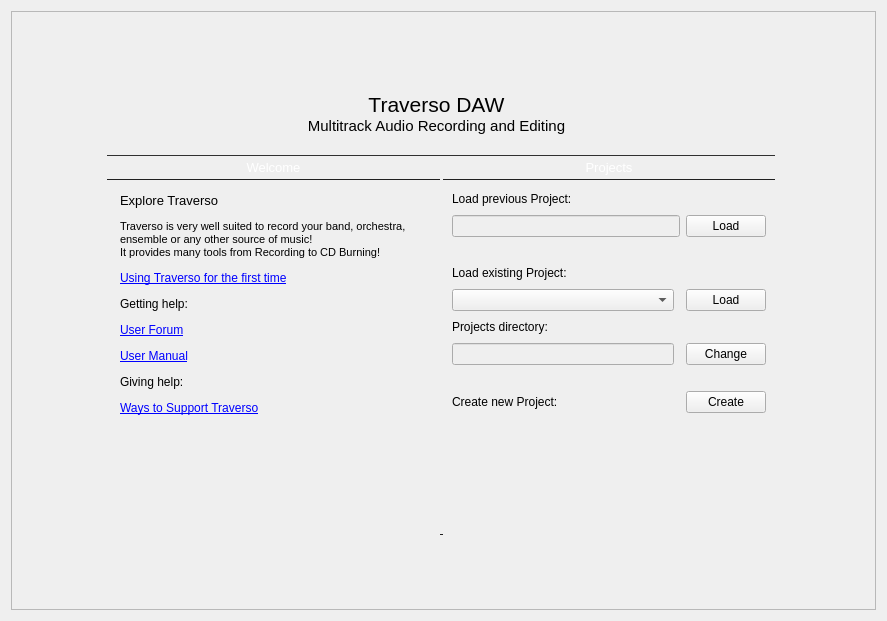
Before: the Qt Designer form src/traverso/ui/WelcomeWidget.ui in ErwanLegrand/Traverso-DAW, drawn with Qt 5.
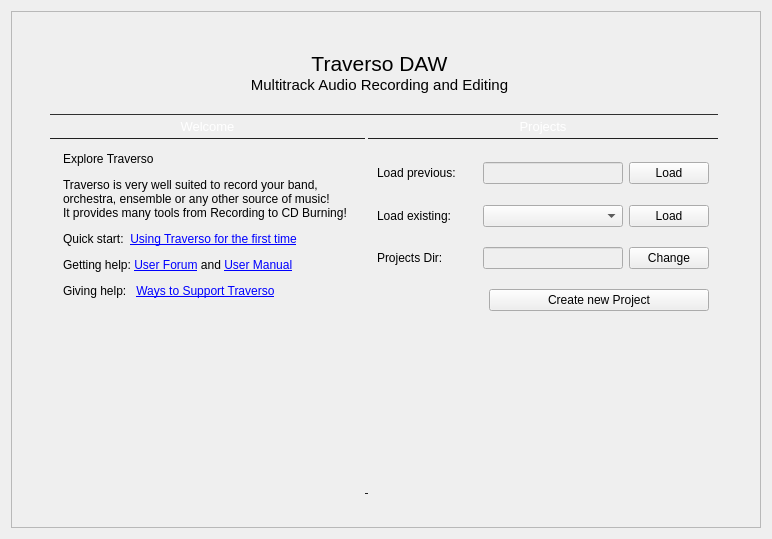
After: the same form once the commit is applied. Icons and pictures are not drawn.

Commit message: tidy up the welcome widget a bit

```diff
--- a/src/traverso/ui/WelcomeWidget.ui
+++ b/src/traverso/ui/WelcomeWidget.ui
@@ -6,8 +6,8 @@
    <rect>
     <x>0</x>
     <y>0</y>
-    <width>887</width>
-    <height>621</height>
+    <width>772</width>
+    <height>539</height>
    </rect>
   </property>
   <property name="palette">
@@ -64,8 +64,8 @@
        <rect>
         <x>0</x>
         <y>0</y>
-        <width>865</width>
-        <height>599</height>
+        <width>758</width>
+        <height>525</height>
        </rect>
       </property>
       <layout class="QHBoxLayout" name="horizontalLayout_2">
@@ -322,14 +322,11 @@
 &lt;table border=&quot;0&quot; style=&quot;-qt-table-type: root; margin-top:4px; margin-bottom:4px; margin-left:4px; margin-right:4px;&quot;&gt;
 &lt;tr&gt;
 &lt;td style=&quot;border: none;&quot;&gt;
-&lt;p style=&quot; margin-top:12px; margin-bottom:12px; margin-left:0px; margin-right:0px; -qt-block-indent:0; text-indent:0px;&quot;&gt;&lt;span style=&quot; font-family:'DejaVu Sans'; font-size:10pt;&quot;&gt;Explore Traverso&lt;/span&gt;&lt;/p&gt;
-&lt;p style=&quot; margin-top:12px; margin-bottom:12px; margin-left:0px; margin-right:0px; -qt-block-indent:0; text-indent:0px;&quot;&gt;&lt;span style=&quot; font-family:'DejaVu Sans'; font-size:8pt;&quot;&gt;Traverso is very well suited to record your band, orchestra, ensemble or any other source of music!&lt;/span&gt;&lt;span style=&quot; font-family:'DejaVu Sans'; font-size:8pt;&quot;&gt;&lt;br /&gt;&lt;/span&gt;&lt;span style=&quot; font-family:'DejaVu Sans'; font-size:8pt;&quot;&gt;It provides many tools from Recording to CD Burning!&lt;/span&gt;&lt;/p&gt;
-&lt;p style=&quot; margin-top:12px; margin-bottom:12px; margin-left:0px; margin-right:0px; -qt-block-indent:0; text-indent:0px;&quot;&gt;&lt;a href=&quot;http://traverso-daw.org/FirstTime&quot;&gt;&lt;span style=&quot; font-family:'DejaVu Sans'; text-decoration: underline; color:#0000ff;&quot;&gt;Using Traverso for the first time&lt;/span&gt;&lt;/a&gt;&lt;/p&gt;
-&lt;p style=&quot; margin-top:12px; margin-bottom:12px; margin-left:0px; margin-right:0px; -qt-block-indent:0; text-indent:0px;&quot;&gt;&lt;span style=&quot; font-family:'DejaVu Sans';&quot;&gt;Getting help:&lt;/span&gt;&lt;/p&gt;
-&lt;p style=&quot; margin-top:12px; margin-bottom:12px; margin-left:0px; margin-right:0px; -qt-block-indent:0; text-indent:0px;&quot;&gt;&lt;a href=&quot;http://traverso-daw.org/forum/&quot;&gt;&lt;span style=&quot; font-family:'DejaVu Sans'; text-decoration: underline; color:#0000ff;&quot;&gt;User Forum&lt;/span&gt;&lt;/a&gt;&lt;/p&gt;
-&lt;p style=&quot; margin-top:12px; margin-bottom:12px; margin-left:0px; margin-right:0px; -qt-block-indent:0; text-indent:0px;&quot;&gt;&lt;a href=&quot;http://traverso-daw.org/UserManual&quot;&gt;&lt;span style=&quot; font-family:'DejaVu Sans'; text-decoration: underline; color:#0000ff;&quot;&gt;User Manual&lt;/span&gt;&lt;/a&gt;&lt;/p&gt;
-&lt;p style=&quot; margin-top:12px; margin-bottom:12px; margin-left:0px; margin-right:0px; -qt-block-indent:0; text-indent:0px;&quot;&gt;&lt;span style=&quot; font-family:'DejaVu Sans';&quot;&gt;Giving help:&lt;/span&gt;&lt;/p&gt;
-&lt;p style=&quot; margin-top:12px; margin-bottom:12px; margin-left:0px; margin-right:0px; -qt-block-indent:0; text-indent:0px;&quot;&gt;&lt;a href=&quot;http://traverso-daw.org/Support&quot;&gt;&lt;span style=&quot; font-family:'DejaVu Sans'; text-decoration: underline; color:#0000ff;&quot;&gt;Ways to Support Traverso&lt;/span&gt;&lt;/a&gt;&lt;/p&gt;&lt;/td&gt;&lt;/tr&gt;&lt;/table&gt;&lt;/body&gt;&lt;/html&gt;</string>
+&lt;p style=&quot; margin-top:12px; margin-bottom:12px; margin-left:0px; margin-right:0px; -qt-block-indent:0; text-indent:0px;&quot;&gt;&lt;span style=&quot; font-family:'DejaVu Sans';&quot;&gt;Explore Traverso&lt;/span&gt;&lt;/p&gt;
+&lt;p style=&quot; margin-top:12px; margin-bottom:12px; margin-left:0px; margin-right:0px; -qt-block-indent:0; text-indent:0px;&quot;&gt;&lt;span style=&quot; font-family:'DejaVu Sans';&quot;&gt;Traverso is very well suited to record your band, orchestra, ensemble or any other source of music!&lt;br /&gt;It provides many tools from Recording to CD Burning!&lt;/span&gt;&lt;/p&gt;
+&lt;p style=&quot; margin-top:12px; margin-bottom:12px; margin-left:0px; margin-right:0px; -qt-block-indent:0; text-indent:0px;&quot;&gt;&lt;span style=&quot; font-family:'DejaVu Sans';&quot;&gt;Quick start:  &lt;/span&gt;&lt;a href=&quot;http://traverso-daw.org/FirstTime&quot;&gt;&lt;span style=&quot; font-family:'DejaVu Sans'; text-decoration: underline; color:#0000ff;&quot;&gt;Using Traverso for the first time&lt;/span&gt;&lt;/a&gt;&lt;/p&gt;
+&lt;p style=&quot; margin-top:12px; margin-bottom:12px; margin-left:0px; margin-right:0px; -qt-block-indent:0; text-indent:0px;&quot;&gt;&lt;span style=&quot; font-family:'DejaVu Sans';&quot;&gt;Getting help: &lt;/span&gt;&lt;a href=&quot;http://traverso-daw.org/forum/&quot;&gt;&lt;span style=&quot; font-family:'DejaVu Sans'; text-decoration: underline; color:#0000ff;&quot;&gt;User Forum&lt;/span&gt;&lt;/a&gt; and &lt;a href=&quot;http://traverso-daw.org/UserManual&quot;&gt;&lt;span style=&quot; font-family:'DejaVu Sans'; text-decoration: underline; color:#0000ff;&quot;&gt;User Manual&lt;/span&gt;&lt;/a&gt; &lt;/p&gt;
+&lt;p style=&quot; margin-top:12px; margin-bottom:12px; margin-left:0px; margin-right:0px; -qt-block-indent:0; text-indent:0px;&quot;&gt;&lt;span style=&quot; font-family:'DejaVu Sans';&quot;&gt;Giving help:   &lt;/span&gt;&lt;a href=&quot;http://traverso-daw.org/Support&quot;&gt;&lt;span style=&quot; font-family:'DejaVu Sans'; text-decoration: underline; color:#0000ff;&quot;&gt;Ways to Support Traverso&lt;/span&gt;&lt;/a&gt;&lt;/p&gt;&lt;/td&gt;&lt;/tr&gt;&lt;/table&gt;&lt;/body&gt;&lt;/html&gt;</string>
                    </property>
                    <property name="openExternalLinks">
                     <bool>true</bool>
@@ -431,32 +428,69 @@
                 </property>
                 <layout class="QVBoxLayout" name="verticalLayout">
                  <item>
-                  <layout class="QGridLayout" name="gridLayout_2">
-                   <item row="0" column="0" colspan="2">
+                  <spacer name="verticalSpacer_5">
+                   <property name="orientation">
+                    <enum>Qt::Vertical</enum>
+                   </property>
+                   <property name="sizeType">
+                    <enum>QSizePolicy::MinimumExpanding</enum>
+                   </property>
+                   <property name="sizeHint" stdset="0">
+                    <size>
+                     <width>20</width>
+                     <height>4</height>
+                    </size>
+                   </property>
+                  </spacer>
+                 </item>
+                 <item>
+                  <layout class="QHBoxLayout" name="horizontalLayout_3">
+                   <item>
                     <widget class="QLabel" name="previousProjectLabel">
+                     <property name="minimumSize">
+                      <size>
+                       <width>100</width>
+                       <height>0</height>
+                      </size>
+                     </property>
                      <property name="text">
                       <string>&lt;!DOCTYPE HTML PUBLIC &quot;-//W3C//DTD HTML 4.0//EN&quot; &quot;http://www.w3.org/TR/REC-html40/strict.dtd&quot;&gt;
 &lt;html&gt;&lt;head&gt;&lt;meta name=&quot;qrichtext&quot; content=&quot;1&quot; /&gt;&lt;style type=&quot;text/css&quot;&gt;
 p, li { white-space: pre-wrap; }
-&lt;/style&gt;&lt;/head&gt;&lt;body style=&quot; font-family:'DejaVu Sans'; font-size:8pt; font-weight:400; font-style:normal;&quot;&gt;
-&lt;p style=&quot; margin-top:0px; margin-bottom:0px; margin-left:0px; margin-right:0px; -qt-block-indent:0; text-indent:0px;&quot;&gt;&lt;span style=&quot; font-size:9pt;&quot;&gt;Load previous Project:&lt;/span&gt;&lt;/p&gt;&lt;/body&gt;&lt;/html&gt;</string>
+&lt;/style&gt;&lt;/head&gt;&lt;body style=&quot; font-family:'Sans Serif'; font-size:9pt; font-weight:400; font-style:normal;&quot;&gt;
+&lt;p style=&quot; margin-top:0px; margin-bottom:0px; margin-left:0px; margin-right:0px; -qt-block-indent:0; text-indent:0px;&quot;&gt;&lt;span style=&quot; font-family:'DejaVu Sans';&quot;&gt;Load previous:&lt;/span&gt;&lt;/p&gt;&lt;/body&gt;&lt;/html&gt;</string>
                      </property>
                     </widget>
                    </item>
-                   <item row="0" column="2">
-                    <spacer name="horizontalSpacer">
-                     <property name="orientation">
-                      <enum>Qt::Horizontal</enum>
+                   <item>
+                    <widget class="QLineEdit" name="previousProjectLineEdit">
+                     <property name="enabled">
+                      <bool>false</bool>
                      </property>
-                     <property name="sizeHint" stdset="0">
+                     <property name="sizePolicy">
+                      <sizepolicy hsizetype="Expanding" vsizetype="Fixed">
+                       <horstretch>4</horstretch>
+                       <verstretch>0</verstretch>
+                      </sizepolicy>
+                     </property>
+                     <property name="minimumSize">
                       <size>
-                       <width>40</width>
-                       <height>20</height>
+                       <width>140</width>
+                       <height>0</height>
                       </size>
                      </property>
-                    </spacer>
+                     <property name="maximumSize">
+                      <size>
+                       <width>140</width>
+                       <height>16777215</height>
+                      </size>
+                     </property>
+                     <property name="focusPolicy">
+                      <enum>Qt::NoFocus</enum>
+                     </property>
+                    </widget>
                    </item>
-                   <item row="3" column="1" colspan="2">
+                   <item>
                     <widget class="QPushButton" name="loadPreviousProjectButton">
                      <property name="sizePolicy">
                       <sizepolicy hsizetype="Fixed" vsizetype="Fixed">
@@ -487,26 +521,10 @@
                      </property>
                     </widget>
                    </item>
-                   <item row="3" column="0">
-                    <widget class="QLineEdit" name="previousProjectLineEdit">
-                     <property name="enabled">
-                      <bool>false</bool>
-                     </property>
-                     <property name="sizePolicy">
-                      <sizepolicy hsizetype="Expanding" vsizetype="Fixed">
-                       <horstretch>2</horstretch>
-                       <verstretch>0</verstretch>
-                      </sizepolicy>
-                     </property>
-                     <property name="focusPolicy">
-                      <enum>Qt::NoFocus</enum>
-                     </property>
-                    </widget>
-                   </item>
                   </layout>
                  </item>
                  <item>
-                  <spacer name="verticalSpacer_4">
+                  <spacer name="verticalSpacer_2">
                    <property name="orientation">
                     <enum>Qt::Vertical</enum>
                    </property>
@@ -516,60 +534,110 @@
                    <property name="sizeHint" stdset="0">
                     <size>
                      <width>20</width>
-                     <height>20</height>
+                     <height>10</height>
                     </size>
                    </property>
                   </spacer>
                  </item>
                  <item>
-                  <layout class="QGridLayout" name="gridLayout_3">
-                   <item row="0" column="0" colspan="2">
-                    <widget class="QLabel" name="label_4">
+                  <layout class="QHBoxLayout" name="horizontalLayout_7">
+                   <item>
+                    <widget class="QLabel" name="label_5">
                      <property name="sizePolicy">
                       <sizepolicy hsizetype="Preferred" vsizetype="Preferred">
                        <horstretch>0</horstretch>
                        <verstretch>0</verstretch>
                       </sizepolicy>
                      </property>
+                     <property name="minimumSize">
+                      <size>
+                       <width>100</width>
+                       <height>0</height>
+                      </size>
+                     </property>
                      <property name="text">
                       <string>&lt;!DOCTYPE HTML PUBLIC &quot;-//W3C//DTD HTML 4.0//EN&quot; &quot;http://www.w3.org/TR/REC-html40/strict.dtd&quot;&gt;
 &lt;html&gt;&lt;head&gt;&lt;meta name=&quot;qrichtext&quot; content=&quot;1&quot; /&gt;&lt;style type=&quot;text/css&quot;&gt;
 p, li { white-space: pre-wrap; }
-&lt;/style&gt;&lt;/head&gt;&lt;body style=&quot; font-family:'DejaVu Sans'; font-size:8pt; font-weight:400; font-style:normal;&quot;&gt;
-&lt;p style=&quot; margin-top:0px; margin-bottom:0px; margin-left:0px; margin-right:0px; -qt-block-indent:0; text-indent:0px;&quot;&gt;&lt;span style=&quot; font-size:9pt;&quot;&gt;Load existing Project:&lt;/span&gt;&lt;/p&gt;&lt;/body&gt;&lt;/html&gt;</string>
+&lt;/style&gt;&lt;/head&gt;&lt;body style=&quot; font-family:'Sans Serif'; font-size:9pt; font-weight:400; font-style:normal;&quot;&gt;
+&lt;p style=&quot; margin-top:0px; margin-bottom:0px; margin-left:0px; margin-right:0px; -qt-block-indent:0; text-indent:0px;&quot;&gt;&lt;span style=&quot; font-family:'DejaVu Sans';&quot;&gt;Load existing:&lt;/span&gt;&lt;/p&gt;&lt;/body&gt;&lt;/html&gt;</string>
                      </property>
                     </widget>
                    </item>
-                   <item row="1" column="0">
+                   <item>
                     <widget class="QComboBox" name="projectsComboBox">
                      <property name="sizePolicy">
-                      <sizepolicy hsizetype="Expanding" vsizetype="Expanding">
+                      <sizepolicy hsizetype="Expanding" vsizetype="Fixed">
                        <horstretch>4</horstretch>
                        <verstretch>0</verstretch>
                       </sizepolicy>
                      </property>
+                     <property name="minimumSize">
+                      <size>
+                       <width>140</width>
+                       <height>0</height>
+                      </size>
+                     </property>
+                     <property name="maximumSize">
+                      <size>
+                       <width>140</width>
+                       <height>16777215</height>
+                      </size>
+                     </property>
                      <property name="maxVisibleItems">
                       <number>14</number>
                      </property>
                     </widget>
                    </item>
-                   <item row="3" column="0">
-                    <widget class="QLineEdit" name="projectsDirLineEdit">
-                     <property name="enabled">
-                      <bool>false</bool>
-                     </property>
+                   <item>
+                    <widget class="QPushButton" name="loadExistingProjectButton">
                      <property name="sizePolicy">
-                      <sizepolicy hsizetype="Expanding" vsizetype="Fixed">
-                       <horstretch>4</horstretch>
+                      <sizepolicy hsizetype="Fixed" vsizetype="Fixed">
+                       <horstretch>0</horstretch>
                        <verstretch>0</verstretch>
                       </sizepolicy>
                      </property>
+                     <property name="minimumSize">
+                      <size>
+                       <width>80</width>
+                       <height>0</height>
+                      </size>
+                     </property>
+                     <property name="maximumSize">
+                      <size>
+                       <width>80</width>
+                       <height>16777215</height>
+                      </size>
+                     </property>
                      <property name="focusPolicy">
                       <enum>Qt::NoFocus</enum>
                      </property>
+                     <property name="text">
+                      <string>Load</string>
+                     </property>
                     </widget>
                    </item>
-                   <item row="2" column="0">
+                  </layout>
+                 </item>
+                 <item>
+                  <spacer name="verticalSpacer_4">
+                   <property name="orientation">
+                    <enum>Qt::Vertical</enum>
+                   </property>
+                   <property name="sizeType">
+                    <enum>QSizePolicy::MinimumExpanding</enum>
+                   </property>
+                   <property name="sizeHint" stdset="0">
+                    <size>
+                     <width>20</width>
+                     <height>10</height>
+                    </size>
+                   </property>
+                  </spacer>
+                 </item>
+                 <item>
+                  <layout class="QHBoxLayout" name="horizontalLayout_8">
+                   <item>
                     <widget class="QLabel" name="label_2">
                      <property name="sizePolicy">
                       <sizepolicy hsizetype="Preferred" vsizetype="Preferred">
@@ -577,16 +645,50 @@
                        <verstretch>0</verstretch>
                       </sizepolicy>
                      </property>
+                     <property name="minimumSize">
+                      <size>
+                       <width>100</width>
+                       <height>0</height>
+                      </size>
+                     </property>
                      <property name="text">
                       <string>&lt;!DOCTYPE HTML PUBLIC &quot;-//W3C//DTD HTML 4.0//EN&quot; &quot;http://www.w3.org/TR/REC-html40/strict.dtd&quot;&gt;
 &lt;html&gt;&lt;head&gt;&lt;meta name=&quot;qrichtext&quot; content=&quot;1&quot; /&gt;&lt;style type=&quot;text/css&quot;&gt;
 p, li { white-space: pre-wrap; }
-&lt;/style&gt;&lt;/head&gt;&lt;body style=&quot; font-family:'DejaVu Sans'; font-size:8pt; font-weight:400; font-style:normal;&quot;&gt;
-&lt;p style=&quot; margin-top:0px; margin-bottom:0px; margin-left:0px; margin-right:0px; -qt-block-indent:0; text-indent:0px;&quot;&gt;&lt;span style=&quot; font-size:9pt;&quot;&gt;Projects directory:&lt;/span&gt;&lt;/p&gt;&lt;/body&gt;&lt;/html&gt;</string>
+&lt;/style&gt;&lt;/head&gt;&lt;body style=&quot; font-family:'Sans Serif'; font-size:9pt; font-weight:400; font-style:normal;&quot;&gt;
+&lt;p style=&quot; margin-top:0px; margin-bottom:0px; margin-left:0px; margin-right:0px; -qt-block-indent:0; text-indent:0px;&quot;&gt;&lt;span style=&quot; font-family:'DejaVu Sans';&quot;&gt;Projects Dir:&lt;/span&gt;&lt;/p&gt;&lt;/body&gt;&lt;/html&gt;</string>
                      </property>
                     </widget>
                    </item>
-                   <item row="3" column="2">
+                   <item>
+                    <widget class="QLineEdit" name="projectsDirLineEdit">
+                     <property name="enabled">
+                      <bool>false</bool>
+                     </property>
+                     <property name="sizePolicy">
+                      <sizepolicy hsizetype="Expanding" vsizetype="Fixed">
+                       <horstretch>4</horstretch>
+                       <verstretch>0</verstretch>
+                      </sizepolicy>
+                     </property>
+                     <property name="minimumSize">
+                      <size>
+                       <width>140</width>
+                       <height>0</height>
+                      </size>
+                     </property>
+                     <property name="maximumSize">
+                      <size>
+                       <width>140</width>
+                       <height>16777215</height>
+                      </size>
+                     </property>
+                     <property name="focusPolicy">
+                      <enum>Qt::NoFocus</enum>
+                     </property>
+                    </widget>
+                   </item>
+                   <item>
                     <widget class="QPushButton" name="changeProjectsDirButton">
                      <property name="sizePolicy">
                       <sizepolicy hsizetype="Fixed" vsizetype="Fixed">
@@ -611,57 +713,6 @@
                      </property>
                     </widget>
                    </item>
-                   <item row="1" column="2">
-                    <widget class="QPushButton" name="loadExistingProjectButton">
-                     <property name="sizePolicy">
-                      <sizepolicy hsizetype="Fixed" vsizetype="Fixed">
-                       <horstretch>0</horstretch>
-                       <verstretch>0</verstretch>
-                      </sizepolicy>
-                     </property>
-                     <property name="minimumSize">
-                      <size>
-                       <width>80</width>
-                       <height>0</height>
-                      </size>
-                     </property>
-                     <property name="maximumSize">
-                      <size>
-                       <width>80</width>
-                       <height>16777215</height>
-                      </size>
-                     </property>
-                     <property name="text">
-                      <string>Load</string>
-                     </property>
-                    </widget>
-                   </item>
-                   <item row="0" column="2">
-                    <spacer name="horizontalSpacer_2">
-                     <property name="orientation">
-                      <enum>Qt::Horizontal</enum>
-                     </property>
-                     <property name="sizeHint" stdset="0">
-                      <size>
-                       <width>40</width>
-                       <height>20</height>
-                      </size>
-                     </property>
-                    </spacer>
-                   </item>
-                   <item row="2" column="2">
-                    <spacer name="horizontalSpacer_3">
-                     <property name="orientation">
-                      <enum>Qt::Horizontal</enum>
-                     </property>
-                     <property name="sizeHint" stdset="0">
-                      <size>
-                       <width>40</width>
-                       <height>20</height>
-                      </size>
-                     </property>
-                    </spacer>
-                   </item>
                   </layout>
                  </item>
                  <item>
@@ -675,7 +726,7 @@
                    <property name="sizeHint" stdset="0">
                     <size>
                      <width>20</width>
-                     <height>20</height>
+                     <height>10</height>
                     </size>
                    </property>
                   </spacer>
@@ -683,21 +734,17 @@
                  <item>
                   <layout class="QHBoxLayout" name="horizontalLayout_5">
                    <item>
-                    <widget class="QLabel" name="label_5">
-                     <property name="sizePolicy">
-                      <sizepolicy hsizetype="Preferred" vsizetype="Preferred">
-                       <horstretch>2</horstretch>
-                       <verstretch>0</verstretch>
-                      </sizepolicy>
+                    <spacer name="horizontalSpacer">
+                     <property name="orientation">
+                      <enum>Qt::Horizontal</enum>
                      </property>
-                     <property name="text">
-                      <string>&lt;!DOCTYPE HTML PUBLIC &quot;-//W3C//DTD HTML 4.0//EN&quot; &quot;http://www.w3.org/TR/REC-html40/strict.dtd&quot;&gt;
-&lt;html&gt;&lt;head&gt;&lt;meta name=&quot;qrichtext&quot; content=&quot;1&quot; /&gt;&lt;style type=&quot;text/css&quot;&gt;
-p, li { white-space: pre-wrap; }
-&lt;/style&gt;&lt;/head&gt;&lt;body style=&quot; font-family:'DejaVu Sans'; font-size:8pt; font-weight:400; font-style:normal;&quot;&gt;
-&lt;p style=&quot; margin-top:0px; margin-bottom:0px; margin-left:0px; margin-right:0px; -qt-block-indent:0; text-indent:0px;&quot;&gt;&lt;span style=&quot; font-size:9pt;&quot;&gt;Create new Project:&lt;/span&gt;&lt;/p&gt;&lt;/body&gt;&lt;/html&gt;</string>
+                     <property name="sizeHint" stdset="0">
+                      <size>
+                       <width>40</width>
+                       <height>20</height>
+                      </size>
                      </property>
-                    </widget>
+                    </spacer>
                    </item>
                    <item>
                     <widget class="QPushButton" name="createProjectPushbutton">
@@ -715,12 +762,12 @@
                      </property>
                      <property name="maximumSize">
                       <size>
-                       <width>80</width>
+                       <width>220</width>
                        <height>16777215</height>
                       </size>
                      </property>
                      <property name="text">
-                      <string>Create</string>
+                      <string>Create new Project</string>
                      </property>
                     </widget>
                    </item>
```
Left out of the diff: 6 changed lines with no effect on the pictures. The commit also changes 1 other file.
